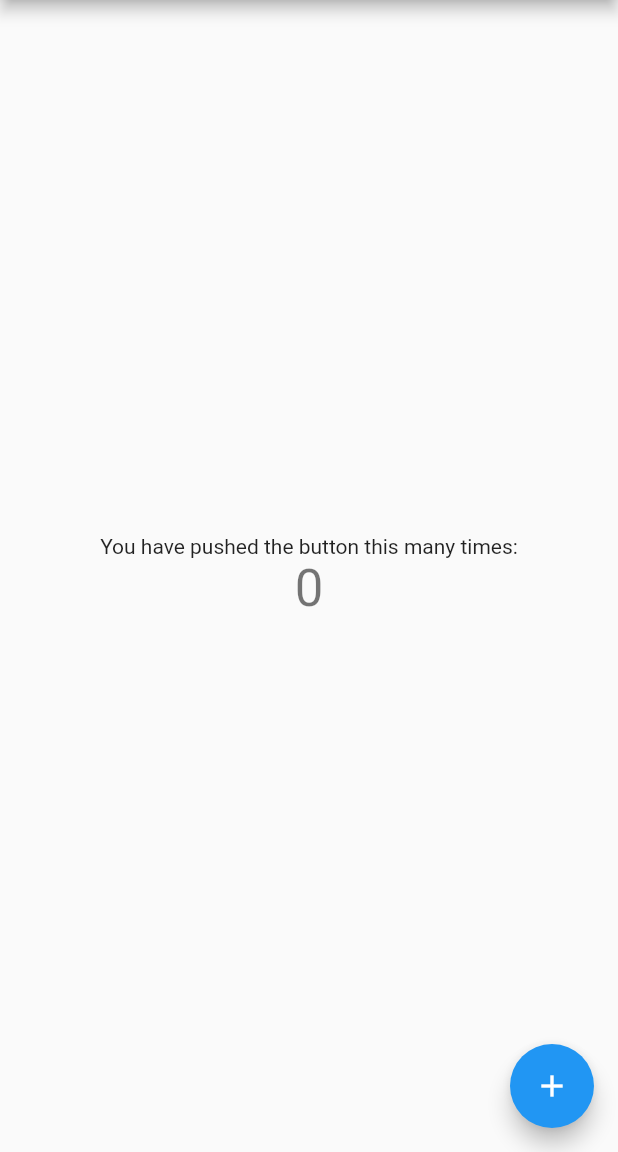
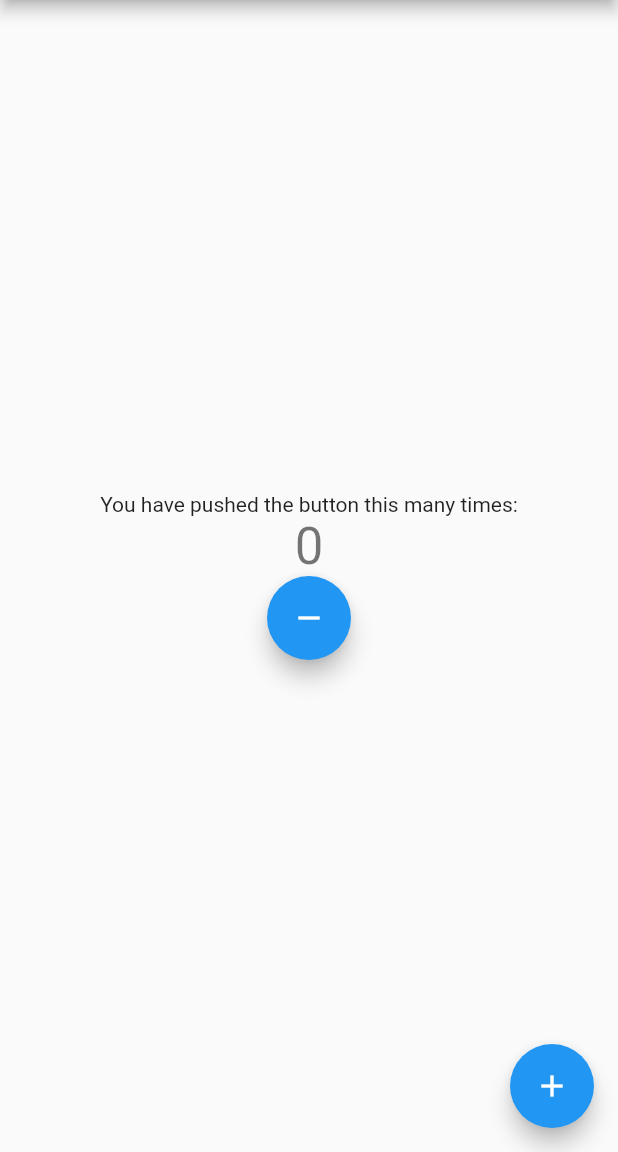
Before and after one commit to MiroGal/counter, a Flutter app: the screen it shows after launch, on a phone screen of 412 x 824 dp, the part 84-1236 px from its top. Run offline on Flutter 3.47's test engine with Material 2 defaults, Android fonts, the phone set to English and light mode, and no system bars.

Commit message:
decrement_button: added decrement button

```diff
--- a/lib/page_counter.dart
+++ b/lib/page_counter.dart
@@ -29,6 +29,11 @@ class _MyHomePageState extends State<MyHomePage> {
               '$_counter',
               style: Theme.of(context).textTheme.headlineMedium,
             ),
+            FloatingActionButton(
+              onPressed: _decrementCounter,
+              tooltip: 'Decrement',
+              child: const Icon(Icons.remove),
+            ),
           ],
         ),
       ),
@@ -45,4 +50,10 @@ class _MyHomePageState extends State<MyHomePage> {
       _counter = _counter + 1;
     });
   }
+
+  void _decrementCounter() {
+    setState(() {
+      _counter = _counter - 1;
+    });
+  }
 }
```
